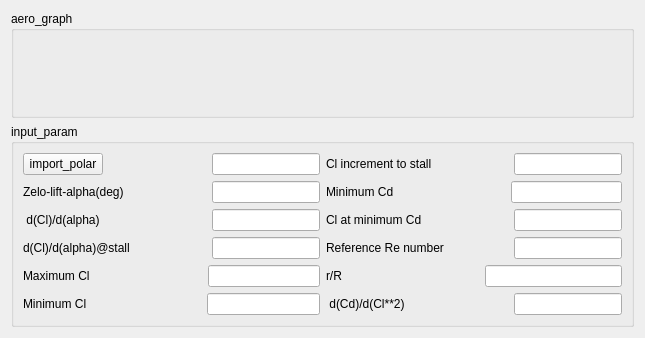
Old version of the form UI_ui/aero_section_tab.ui in the repository melonTai/xflr5_to_xrotor.
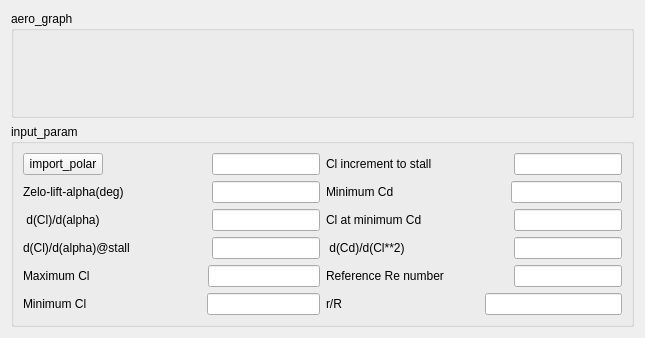
New version of the form.

Diff of the .ui file:
```diff
--- a/UI_ui/aero_section_tab.ui
+++ b/UI_ui/aero_section_tab.ui
@@ -281,6 +281,33 @@
           </item>
          </layout>
         </item>
+        <item>
+         <layout class="QHBoxLayout" name="horizontalLayout_6">
+          <item>
+           <widget class="QLabel" name="dcd_ddcl_label">
+            <property name="text">
+             <string> d(Cd)/d(Cl**2)</string>
+            </property>
+           </widget>
+          </item>
+          <item>
+           <spacer name="horizontalSpacer_12">
+            <property name="orientation">
+             <enum>Qt::Horizontal</enum>
+            </property>
+            <property name="sizeHint" stdset="0">
+             <size>
+              <width>40</width>
+              <height>20</height>
+             </size>
+            </property>
+           </spacer>
+          </item>
+          <item>
+           <widget class="QLineEdit" name="dcd_ddcl_lineEdit"/>
+          </item>
+         </layout>
+        </item>
         <item>
          <layout class="QHBoxLayout" name="horizontalLayout_14">
           <item>
@@ -335,33 +362,6 @@
           </item>
          </layout>
         </item>
-        <item>
-         <layout class="QHBoxLayout" name="horizontalLayout_6">
-          <item>
-           <widget class="QLabel" name="dcd_ddcl_label">
-            <property name="text">
-             <string> d(Cd)/d(Cl**2)</string>
-            </property>
-           </widget>
-          </item>
-          <item>
-           <spacer name="horizontalSpacer_12">
-            <property name="orientation">
-             <enum>Qt::Horizontal</enum>
-            </property>
-            <property name="sizeHint" stdset="0">
-             <size>
-              <width>40</width>
-              <height>20</height>
-             </size>
-            </property>
-           </spacer>
-          </item>
-          <item>
-           <widget class="QLineEdit" name="dcd_ddcl_lineEdit"/>
-          </item>
-         </layout>
-        </item>
        </layout>
       </item>
      </layout>
```
